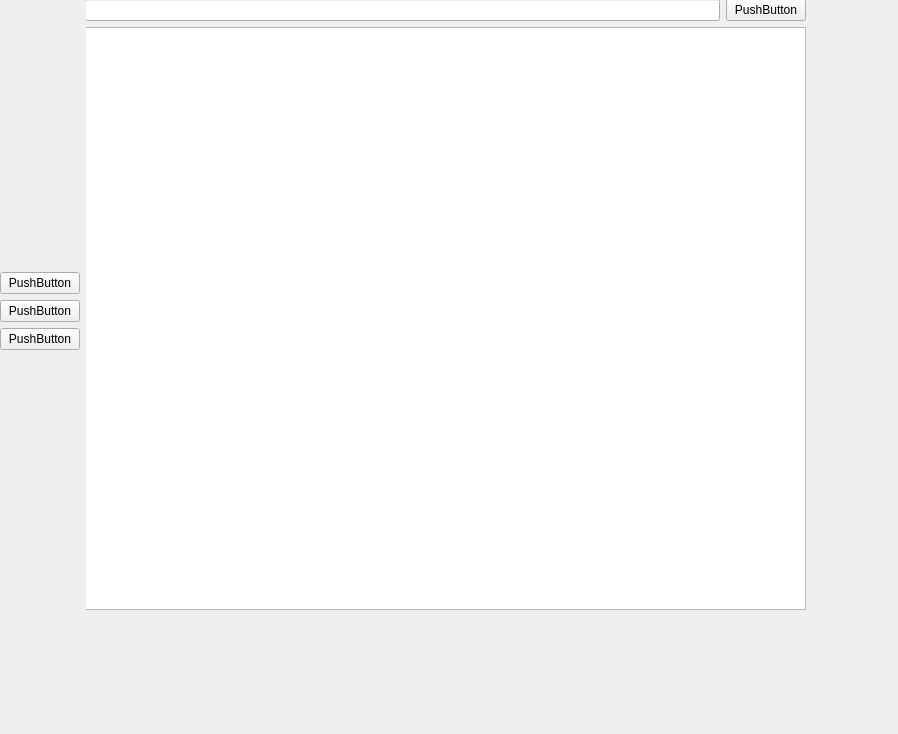
Qt form QtDesigner_v2.ui (Bodzioo44/XcomPerkEdit) before a commit.
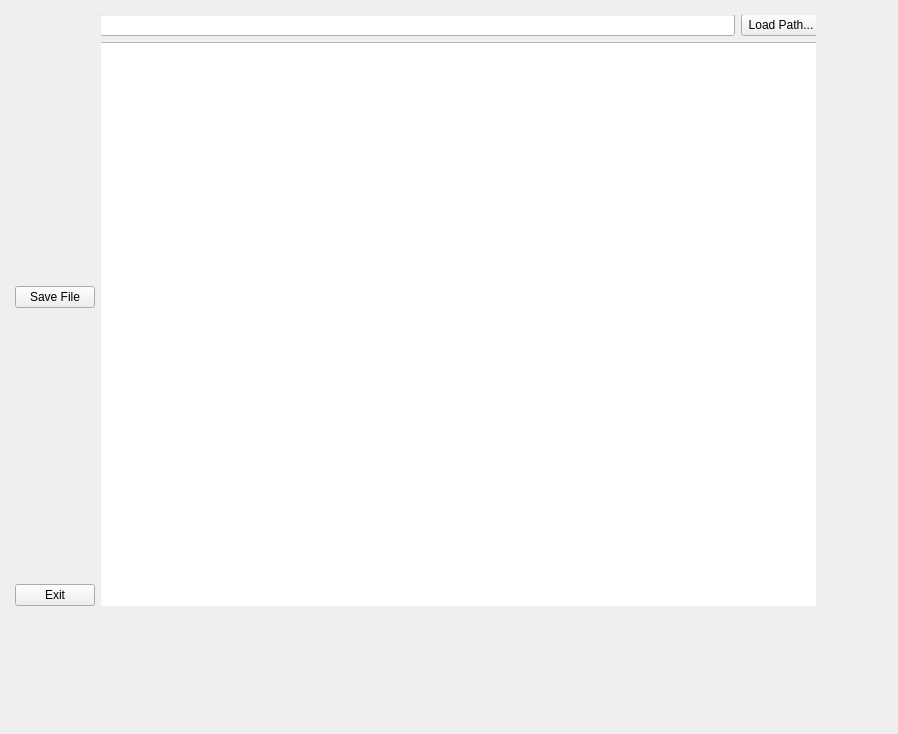
The same form after that commit. The open tabs and pages were chosen to show the change.

Patch:
```diff
--- a/QtDesigner_v2.ui
+++ b/QtDesigner_v2.ui
@@ -24,6 +24,18 @@
      </rect>
     </property>
     <layout class="QGridLayout" name="gridLayout" columnminimumwidth="0,0">
+     <property name="leftMargin">
+      <number>15</number>
+     </property>
+     <property name="topMargin">
+      <number>15</number>
+     </property>
+     <property name="rightMargin">
+      <number>15</number>
+     </property>
+     <property name="bottomMargin">
+      <number>15</number>
+     </property>
      <item row="0" column="0">
       <layout class="QVBoxLayout" name="ButtonVBoxLayout">
        <item>
@@ -42,26 +54,12 @@
        <item>
         <widget class="QPushButton" name="LoadSaveButton">
          <property name="text">
-          <string>PushButton</string>
+          <string>Save File</string>
          </property>
         </widget>
        </item>
        <item>
-        <widget class="QPushButton" name="PerkEditButton">
-         <property name="text">
-          <string>PushButton</string>
-         </property>
-        </widget>
-       </item>
-       <item>
-        <widget class="QPushButton" name="SavePushButton">
-         <property name="text">
-          <string>PushButton</string>
-         </property>
-        </widget>
-       </item>
-       <item>
-        <spacer name="verticalSpacer_2">
+        <spacer name="verticalSpacer_5">
          <property name="orientation">
           <enum>Qt::Vertical</enum>
          </property>
@@ -73,6 +71,16 @@
          </property>
         </spacer>
        </item>
+       <item>
+        <widget class="QPushButton" name="ExitButton">
+         <property name="toolTip">
+          <string>Go back to save selection menu</string>
+         </property>
+         <property name="text">
+          <string>Exit</string>
+         </property>
+        </widget>
+       </item>
       </layout>
      </item>
      <item row="0" column="1">
@@ -91,6 +99,18 @@
           </rect>
          </property>
          <layout class="QVBoxLayout" name="SavePageVBoxLayout" stretch="1,11">
+          <property name="leftMargin">
+           <number>0</number>
+          </property>
+          <property name="topMargin">
+           <number>0</number>
+          </property>
+          <property name="rightMargin">
+           <number>0</number>
+          </property>
+          <property name="bottomMargin">
+           <number>0</number>
+          </property>
           <item>
            <layout class="QHBoxLayout" name="PathHBoxLayout">
             <item>
@@ -99,7 +119,7 @@
             <item>
              <widget class="QPushButton" name="PathPushButton">
               <property name="text">
-               <string>PushButton</string>
+               <string>Load Path...</string>
               </property>
              </widget>
             </item>
```
Left out of the diff: 12 changed lines with no effect on the pictures.
